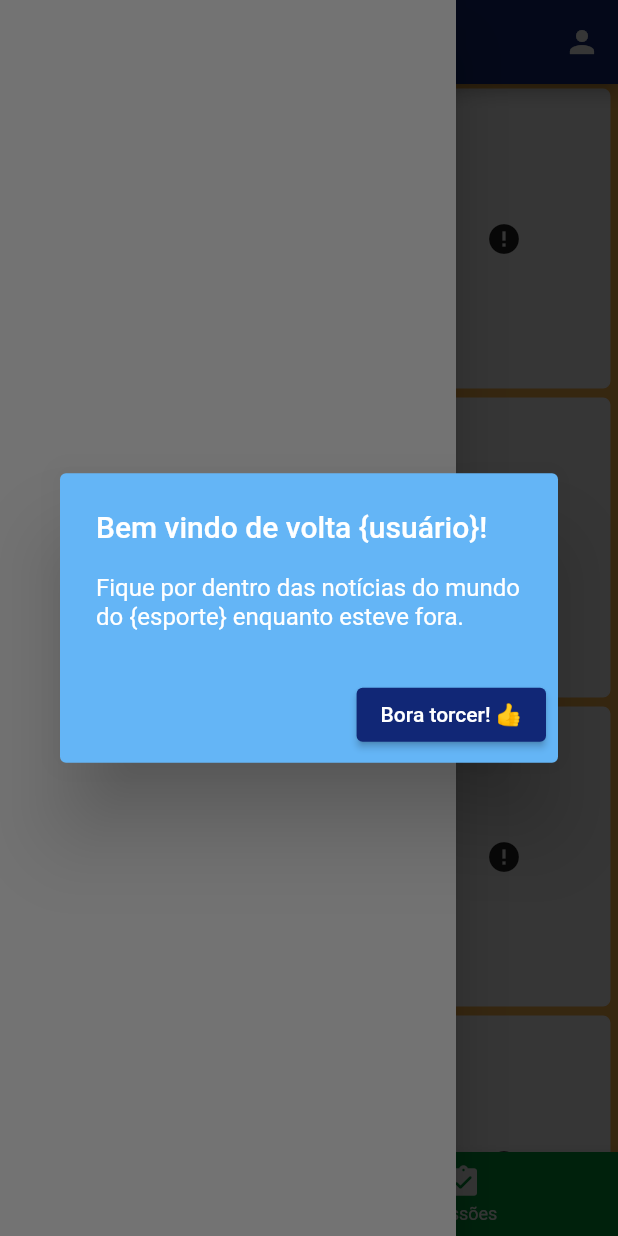
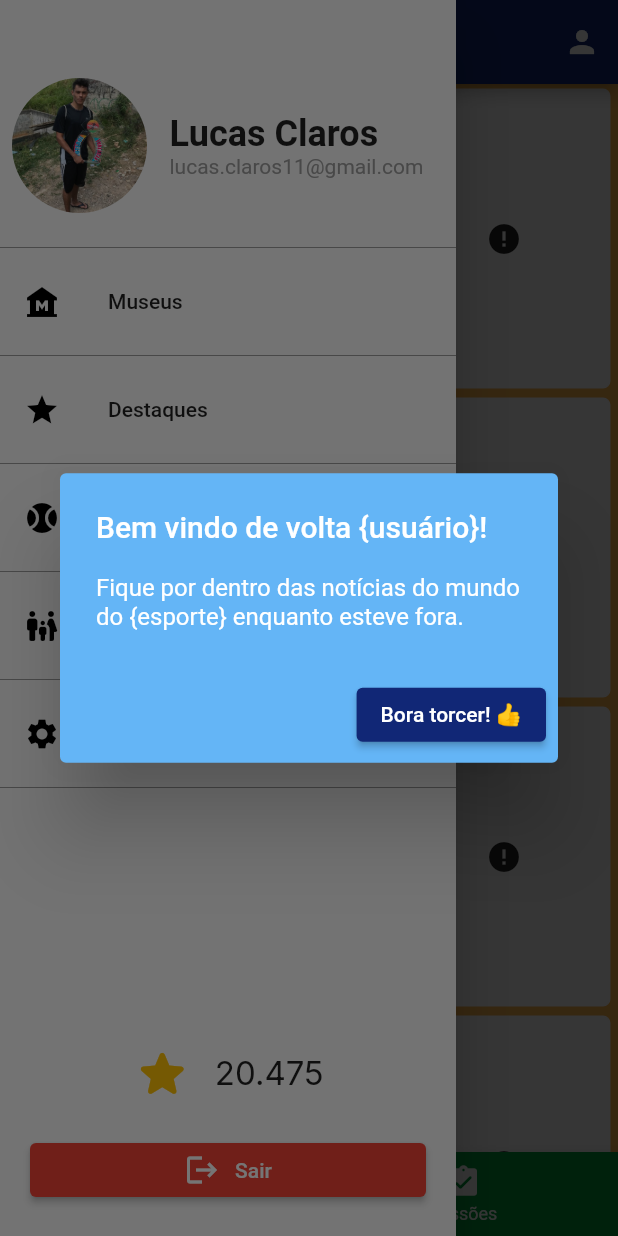
Before and after one commit to lucasclaros/projeto-hackathon-semcomp25, a Flutter app: the screen it shows after launch, with the side drawer open, on a phone screen of 412 x 824 dp. Run offline on Flutter 3.47's test engine with Material 2 defaults, Android fonts, the phone set to English and light mode, and no system bars; drawn by our look-alikes of cached_network_image; our stand-ins replace google_fonts; network calls fail.

Commit message:
criacao da tela de museus

```diff
--- a/lib/main.dart
+++ b/lib/main.dart
@@ -1,6 +1,10 @@
+import 'package:cached_network_image/cached_network_image.dart';
 import 'package:flutter/material.dart';
+import 'package:google_fonts/google_fonts.dart';
+import 'package:hackathon_semcomp/presentation/widgets/drawer_item.dart';
 import 'package:hackathon_semcomp/presentation/widgets/list_missions.dart';
 import 'package:hackathon_semcomp/presentation/widgets/list_news.dart';
+import 'package:hackathon_semcomp/presentation/widgets/museum_view.dart';
 
 void main() {
   runApp(const MyApp());
@@ -57,7 +61,144 @@ class _MyHomePageState extends State<MyHomePage> {
       ),
       drawer: Drawer(
         child: Column(
-          children: const [],
+          mainAxisAlignment: MainAxisAlignment.start,
+          children: [
+            const SizedBox(
+              height: 37,
+            ),
+            Padding(
+              padding:
+                  const EdgeInsets.symmetric(horizontal: 8.0, vertical: 15),
+              child: Row(
+                children: [
+                  ClipRRect(
+                    borderRadius: const BorderRadius.all(Radius.circular(50)),
+                    child: Image.asset(
+                      height: 90,
+                      width: 90,
+                      'assets/craque.jpeg',
+                      fit: BoxFit.cover,
+                    ),
+                  ),
+                  const SizedBox(
+                    width: 15,
+                  ),
+                  Column(
+                    crossAxisAlignment: CrossAxisAlignment.start,
+                    children: const [
+                      Text(
+                        'Lucas Claros',
+                        style: TextStyle(
+                          fontSize: 24,
+                          fontWeight: FontWeight.bold,
+                        ),
+                      ),
+                      Text(
+                        'lucas.claros11@gmail.com',
+                        style: TextStyle(
+                          color: Colors.grey,
+                        ),
+                      ),
+                    ],
+                  ),
+                ],
+              ),
+            ),
+            Divider(
+              color: Colors.grey[500],
+            ),
+            DrawerItem(
+                icon: const Icon(
+                  Icons.museum,
+                  color: Colors.black,
+                ),
+                title: 'Museus',
+                function: () {
+                  Navigator.push(
+                    context,
+                    MaterialPageRoute(builder: (context) => const MuseumView()),
+                  );
+                }),
+            Divider(color: Colors.grey[500]),
+            const DrawerItem(
+              icon: Icon(
+                Icons.star,
+                color: Colors.black,
+              ),
+              title: 'Destaques',
+            ),
+            Divider(color: Colors.grey[500]),
+            const DrawerItem(
+              icon: Icon(
+                Icons.sports_baseball,
+                color: Colors.black,
+              ),
+              title: 'Esportes',
+            ),
+            Divider(color: Colors.grey[500]),
+            const DrawerItem(
+              icon: Icon(
+                Icons.family_restroom_rounded,
+                color: Colors.black,
+              ),
+              title: 'Projetos',
+            ),
+            Divider(color: Colors.grey[500]),
+            const DrawerItem(
+              icon: Icon(
+                Icons.settings,
+                color: Colors.black,
+              ),
+              title: 'Configurações',
+            ),
+            Divider(color: Colors.grey[500]),
+            const Spacer(),
+            Row(
+              mainAxisAlignment: MainAxisAlignment.center,
+              children: [
+                const Icon(
+                  Icons.star_rounded,
+                  color: Colors.amber,
+                  size: 40,
+                ),
+                const SizedBox(
+                  width: 15,
+                ),
+                Text(
+                  '20.475',
+                  style: GoogleFonts.inter(
+                    fontWeight: FontWeight.w400,
+                    fontSize: 22,
+                  ),
+                ),
+              ],
+            ),
+            Container(
+              padding: const EdgeInsets.symmetric(
+                horizontal: 20,
+                vertical: 20,
+              ),
+              width: MediaQuery.of(context).size.width,
+              child: ElevatedButton(
+                onPressed: () {},
+                style: ButtonStyle(
+                    backgroundColor: MaterialStateProperty.all(Colors.red)),
+                child: Row(
+                  mainAxisAlignment: MainAxisAlignment.center,
+                  children: const [
+                    Icon(
+                      Icons.logout,
+                      color: Colors.white,
+                    ),
+                    SizedBox(
+                      width: 10,
+                    ),
+                    Text('Sair'),
+                  ],
+                ),
+              ),
+            )
+          ],
         ),
       ),
       body: PageView(
--- /dev/null
+++ b/lib/presentation/widgets/drawer_item.dart
@@ -0,0 +1,23 @@
+import 'package:flutter/material.dart';
+
+class DrawerItem extends StatelessWidget {
+  const DrawerItem({
+    super.key,
+    required this.icon,
+    required this.title,
+    this.function,
+  });
+
+  final Icon icon;
+  final String title;
+  final Function()? function;
+
+  @override
+  Widget build(BuildContext context) {
+    return ListTile(
+      onTap: function ?? () {},
+      leading: icon,
+      title: Text(title),
+    );
+  }
+}
--- a/pubspec.yaml
+++ b/pubspec.yaml
@@ -38,6 +38,7 @@ dependencies:
   flutter_svg: ^1.1.5
   cached_network_image: ^3.2.1
   characters: ^1.2.0
+  google_fonts: ^3.0.1
 
 dev_dependencies:
   flutter_test:
```
Also changed, not shown: lib/presentation/widgets/museum_view.dart (added, +119 -0 lines), assets/craque.jpeg (added), pubspec.lock.
